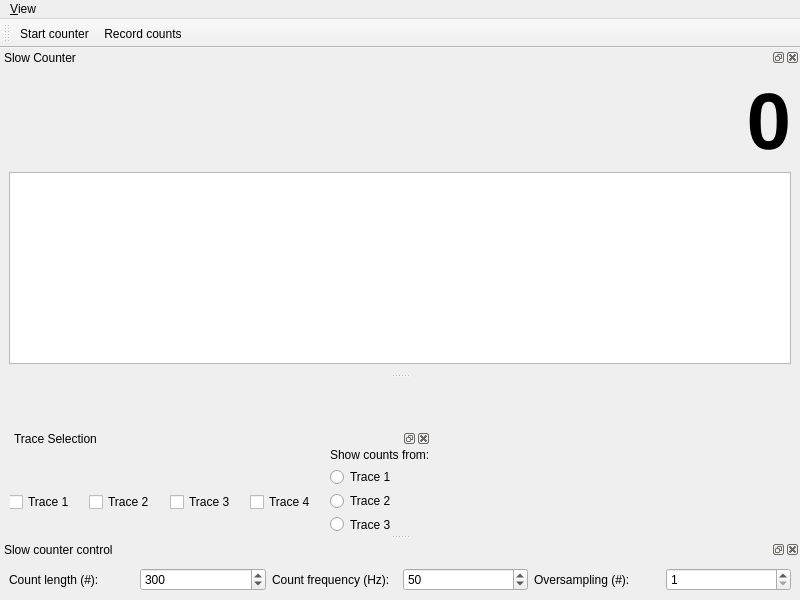
Before: the Qt Designer form gui/counter/ui_slow_counter.ui in Ulm-IQO/qudi, drawn with Qt 5.
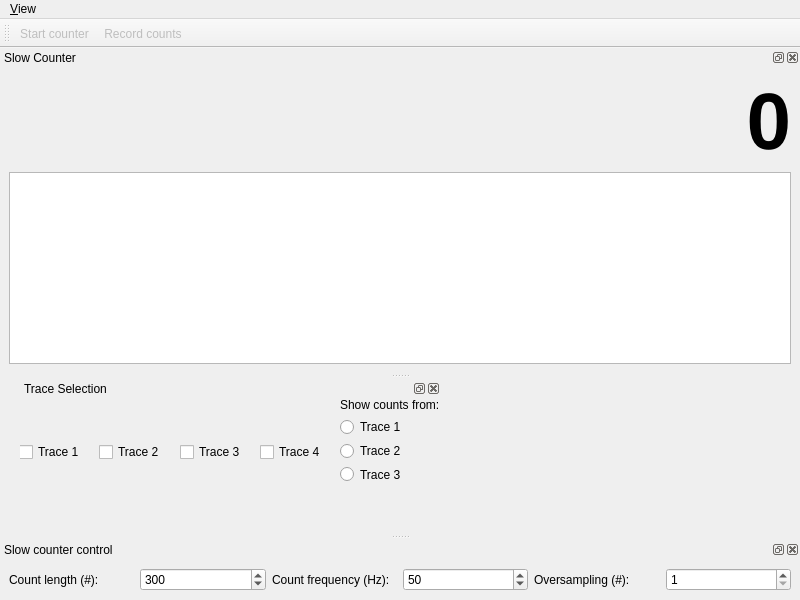
After: the same form once the commit is applied. Icons and pictures are not drawn. Custom widgets are drawn as their Qt base class.

Diff of the .ui file:
```diff
--- a/gui/counter/ui_slow_counter.ui
+++ b/gui/counter/ui_slow_counter.ui
@@ -17,8 +17,8 @@
    <widget class="QDockWidget" name="trace_selection_DockWidget">
     <property name="geometry">
      <rect>
-      <x>10</x>
-      <y>50</y>
+      <x>20</x>
+      <y>0</y>
       <width>421</width>
       <height>109</height>
      </rect>
@@ -275,6 +275,9 @@
    </widget>
   </widget>
   <widget class="QToolBar" name="counting_control_ToolBar">
+   <property name="enabled">
+    <bool>false</bool>
+   </property>
    <property name="windowTitle">
     <string>Counting Controls</string>
    </property>
```
Left out of the diff: 2 changed lines with no effect on the pictures.
